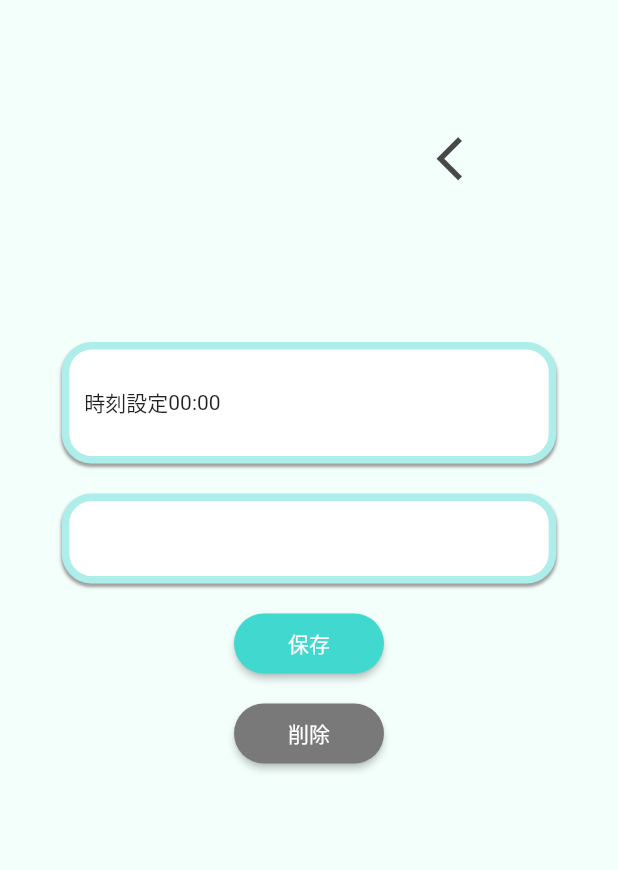
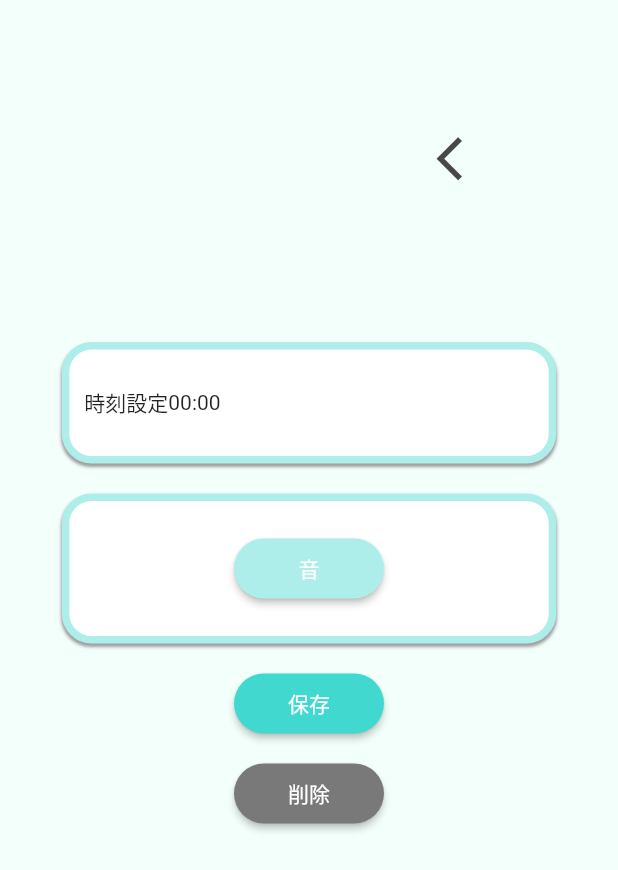
Before and after one commit to unSerori/kill_alarm, a Flutter app: the PageSetAlarm_2 screen opened directly, on a phone screen of 412 x 824 dp. Shown: the top 870 px of the screen. Run offline on Flutter 3.47's test engine with Material 2 defaults, Android fonts, the light colour scheme and no system bars; our stand-ins replace flutter_datetime_picker_plus, google_fonts; missing offline and left inert: dart:ffi.

```diff
--- a/lib/view/pages/page_set_alarm.dart
+++ b/lib/view/pages/page_set_alarm.dart
@@ -1,8 +1,4 @@
-/**
- * プロフィールとフレンド機能
- *
- * プロフィール設定とフレンド機能(一覧と検索)
- */
+import 'dart:ffi';
 
 import 'package:flutter/material.dart';
 import 'package:flutter/cupertino.dart';
@@ -52,8 +48,7 @@ class _boxAlarm extends State<boxAlarm> {
 
     return Container(
       child: Components.whiteBox(
-        Column(
-          children: [
+        Column(children: [
           Row(
             mainAxisSize: MainAxisSize.max,
             mainAxisAlignment: MainAxisAlignment.spaceAround,
@@ -78,7 +73,6 @@ class _boxAlarm extends State<boxAlarm> {
                   }),
             ],
           ),
-
           Row(
             mainAxisAlignment: MainAxisAlignment.end, //右寄せ
             children: [
@@ -101,8 +95,7 @@ class _boxAlarm extends State<boxAlarm> {
               )
             ],
           )
-          ]
-        ),
+        ]),
         _screenSizeWidth,
         bordercolor: Constant.main,
       ),
@@ -111,13 +104,23 @@ class _boxAlarm extends State<boxAlarm> {
 }
 
 //ボタン表示
+//動的な動作を実装するためのなんかあれ
 class MyStatefulWidget extends StatefulWidget {
   @override
-  _MyStatefulWidgetState createState() => _MyStatefulWidgetState();
+  State<MyStatefulWidget> createState() => _MyStatefulWidgetState();
 }
 
 class _MyStatefulWidgetState extends State<MyStatefulWidget> {
   bool isButtonPressed = false;
+  static String word = '';
+
+
+  @override
+  Widget build(BuildContext context) {
+    //メソッドをインスタンスから呼び出す
+    return _BottunState("音", widget);
+
+  }
 
   Widget _BottunState(String word, Widget widget,
       {Color color = Constant.grey, Color subcolor = Constant.sub_color}) {
@@ -132,26 +135,24 @@ class _MyStatefulWidgetState extends State<MyStatefulWidget> {
 
         //ボタンを押したときの動作
         onPressed: () {
+          widget;
           setState(() {
             isButtonPressed = !isButtonPressed;
           });
         },
 
         //中に入る文字
-        child: CustomText(
-          text: word,
-          fontSize: 40,
-          Color: Constant.black,
-        ),
+        child: Text(word),
+        // child: CustomText(
+        //   text: word,
+        //   fontSize: 40,
+        //   Color: Constant.black,
+        // ),
       ),
     );
   }
 
-  @override
-  Widget build(BuildContext context) {
-    // ボタンを表示する部分で_BottunStateを呼び出す
-    return _BottunState('水', widget);
-  }
+
 }
 
 class PageSetAlarm extends StatefulWidget {
@@ -210,6 +211,13 @@ class PageSetAlarm_2 extends StatefulWidget {
 }
 
 class _PageSetAlarmState_2 extends State<PageSetAlarm_2> {
+  //ボタン管理用の変数
+  static const bool voice = false;
+  static const bool water = false;
+  static const bool shine = false;
+  static const bool panch = false;
+  static const bool vib = false;
+
   @override
   Widget build(BuildContext context) {
     var _screenSizeWidth = MediaQuery.of(context).size.width; // 画面の大きさを保存しておく
@@ -291,18 +299,15 @@ class _PageSetAlarmState_2 extends State<PageSetAlarm_2> {
 
               //箱2
               Components.whiteBox(
-                const Column(
-                  children:[
+                Column(children: [
                   Row(
                     mainAxisSize: MainAxisSize.max,
                     mainAxisAlignment: MainAxisAlignment.spaceAround,
                     children: [
-                        //MyStatefulWidget(),
+                      MyStatefulWidget(),
                     ],
                   )
-
-                  ]
-                ),
+                ]),
                 _screenSizeWidth,
                 bordercolor: Constant.main,
               ),
@@ -320,6 +325,11 @@ class _PageSetAlarmState_2 extends State<PageSetAlarm_2> {
                   ),
                   onPressed: () {},
                   child: Text('保存'),
+                  //const CustomText(
+                  //   text: '保存',
+                  //   fontSize: 18,
+                  //   Color: Constant.black,
+                  // )
                 ),
               ),
 
```
Lines whose indentation alone changed are shown as unchanged.
